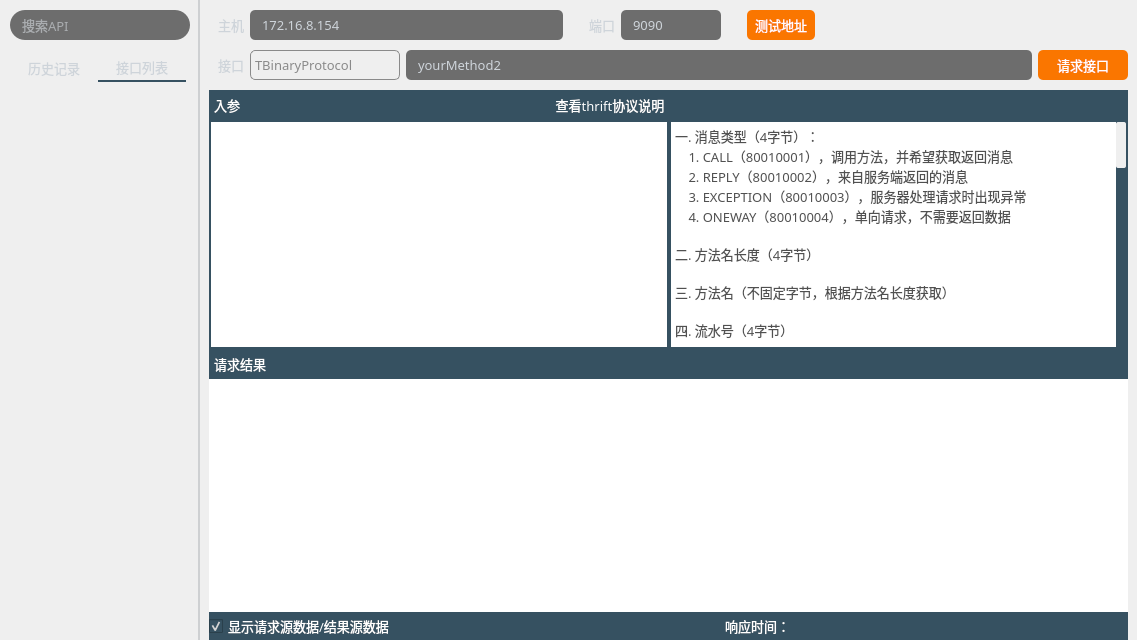
First picture: the form in thriftwidget.ui, repository HuaGouFdog/Fdog-Kit, before the edit.
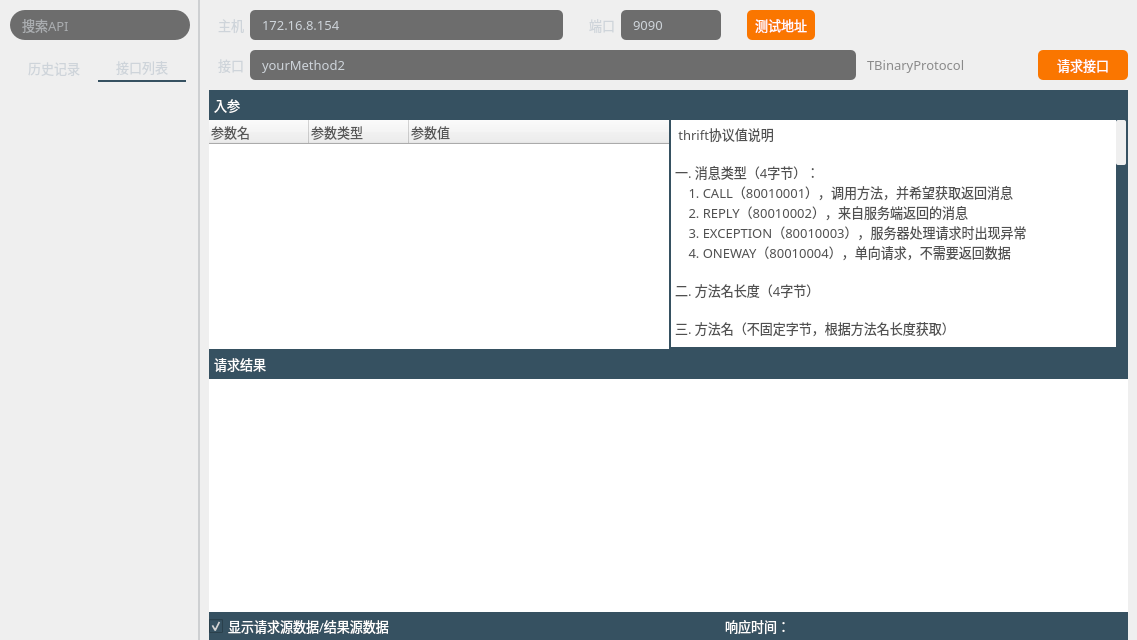
Second picture: the form after the edit. Icons and pictures are not drawn.

Patch:
```diff
--- a/thriftwidget.ui
+++ b/thriftwidget.ui
@@ -663,6 +663,40 @@
            </property>
           </widget>
          </item>
+         <item>
+          <widget class="QLineEdit" name="lineEdit_funcName">
+           <property name="minimumSize">
+            <size>
+             <width>0</width>
+             <height>30</height>
+            </size>
+           </property>
+           <property name="font">
+            <font>
+             <family>OPPOSans B</family>
+             <pointsize>10</pointsize>
+             <stylestrategy>PreferAntialias</stylestrategy>
+            </font>
+           </property>
+           <property name="styleSheet">
+            <string notr="true">QLineEdit{
+color:#ced4da;
+border-radius: 14px;
+background-color: rgb(25, 25, 25, 155);
+border: 0px solid rgba(255, 255, 255, 0);
+border-radius: 5px;
+padding-left:10px;
+padding-right:10px;
+}</string>
+           </property>
+           <property name="text">
+            <string>yourMethod2</string>
+           </property>
+           <property name="placeholderText">
+            <string>yourMethod2</string>
+           </property>
+          </widget>
+         </item>
          <item>
           <widget class="QComboBox" name="comboBox">
            <property name="minimumSize">
@@ -681,7 +715,7 @@
            <property name="styleSheet">
             <string notr="true">QComboBox{
 	color:#ffffff;
-	border:1px solid #8a8a8a;
+	border:0px solid #8a8a8a;
 	color: rgb(138, 138, 138);
 	border-radius:5px;
 	background:transparent;
@@ -727,38 +761,20 @@
           </widget>
          </item>
          <item>
-          <widget class="QLineEdit" name="lineEdit_funcName">
-           <property name="minimumSize">
+          <spacer name="horizontalSpacer_8">
+           <property name="orientation">
+            <enum>Qt::Horizontal</enum>
+           </property>
+           <property name="sizeType">
+            <enum>QSizePolicy::Fixed</enum>
+           </property>
+           <property name="sizeHint" stdset="0">
             <size>
-             <width>0</width>
-             <height>30</height>
+             <width>20</width>
+             <height>20</height>
             </size>
            </property>
-           <property name="font">
-            <font>
-             <family>OPPOSans B</family>
-             <pointsize>10</pointsize>
-             <stylestrategy>PreferAntialias</stylestrategy>
-            </font>
-           </property>
-           <property name="styleSheet">
-            <string notr="true">QLineEdit{
-color:#ced4da;
-border-radius: 14px;
-background-color: rgb(25, 25, 25, 155);
-border: 0px solid rgba(255, 255, 255, 0);
-border-radius: 5px;
-padding-left:10px;
-padding-right:10px;
-}</string>
-           </property>
-           <property name="text">
-            <string>yourMethod2</string>
-           </property>
-           <property name="placeholderText">
-            <string>yourMethod2</string>
-           </property>
-          </widget>
+          </spacer>
          </item>
          <item>
           <widget class="QToolButton" name="toolButton">
@@ -942,8 +958,14 @@
                   <widget class="QToolButton" name="toolButton_show_thrift_info">
                    <property name="minimumSize">
                     <size>
-                     <width>0</width>
-                     <height>0</height>
+                     <width>30</width>
+                     <height>30</height>
+                    </size>
+                   </property>
+                   <property name="maximumSize">
+                    <size>
+                     <width>30</width>
+                     <height>30</height>
                     </size>
                    </property>
                    <property name="font">
@@ -971,7 +993,20 @@
 }</string>
                    </property>
                    <property name="text">
-                    <string>查看thrift协议说明</string>
+                    <string/>
+                   </property>
+                   <property name="icon">
+                    <iconset resource="lib.qrc">
+                     <normaloff>:/lib/wenhao.png</normaloff>:/lib/wenhao.png</iconset>
+                   </property>
+                   <property name="iconSize">
+                    <size>
+                     <width>18</width>
+                     <height>18</height>
+                    </size>
+                   </property>
+                   <property name="toolButtonStyle">
+                    <enum>Qt::ToolButtonTextBesideIcon</enum>
                    </property>
                   </widget>
                  </item>
@@ -1007,6 +1042,56 @@
 	border:2px solid rgb(54, 81, 97);
 	
 	color: rgb(0, 0, 0);
+}
+
+QTreeWidget#treeWidget {
+	border: 0px solid #D3D6DD;
+	outline: none;
+}
+QTreeWidget::item {
+	height: 28px;
+	color: rgb(255, 255, 255);
+	border: 1px;
+	outline: 0px;
+}
+
+QTreeWidget::item:hover {
+	border: 0px;
+	outline: 0px;
+    color: rgb(255, 255, 255);
+	background-color: rgba(209, 209, 209, 20);
+}
+QTreeWidget::item:selected{
+    border: 0px;
+	outline: 0px;
+    color: #45B2FF;
+	background-color: rgba(209, 209, 209, 20);
+}
+QTreeWidget::item:selected:active{
+    border: 0px;
+	outline: 0px;
+    color: #45B2FF;
+}
+ 
+QTreeWidget::item:selected:!active {
+    border: 0px;
+	outline: 0px;
+    color: #45B2FF;
+}
+QTreeWidget::branch {
+	height: 28px;
+	width: 28px;
+}
+QTreeWidget::branch:closed:has-children:!has-siblings,
+QTreeWidget::branch:closed:has-children:has-siblings {
+	border-image: none;
+    image: url(:/lib/tree_close.png);
+}
+ 
+QTreeWidget::branch:open:has-children:!has-siblings,
+QTreeWidget::branch:open:has-children:has-siblings  {
+	border-image: none;
+    image: url(:/lib/tree_open.png);
 }</string>
                 </property>
                 <property name="indentation">
@@ -1022,7 +1107,7 @@
                  <bool>false</bool>
                 </property>
                 <attribute name="headerVisible">
-                 <bool>false</bool>
+                 <bool>true</bool>
                 </attribute>
                 <attribute name="headerDefaultSectionSize">
                  <number>100</number>
@@ -1098,7 +1183,13 @@
                 <property name="minimumSize">
                  <size>
                   <width>0</width>
-                  <height>30</height>
+                  <height>28</height>
+                 </size>
+                </property>
+                <property name="maximumSize">
+                 <size>
+                  <width>16777215</width>
+                  <height>28</height>
                  </size>
                 </property>
                 <layout class="QHBoxLayout" name="horizontalLayout_7">
@@ -1122,13 +1213,13 @@
                    <property name="minimumSize">
                     <size>
                      <width>0</width>
-                     <height>30</height>
+                     <height>28</height>
                     </size>
                    </property>
                    <property name="maximumSize">
                     <size>
                      <width>16777215</width>
-                     <height>30</height>
+                     <height>28</height>
                     </size>
                    </property>
                    <property name="font">
@@ -1180,6 +1271,8 @@
 &lt;html&gt;&lt;head&gt;&lt;meta name=&quot;qrichtext&quot; content=&quot;1&quot; /&gt;&lt;style type=&quot;text/css&quot;&gt;
 p, li { white-space: pre-wrap; }
 &lt;/style&gt;&lt;/head&gt;&lt;body style=&quot; font-family:'OPPOSans B'; font-size:10pt; font-weight:400; font-style:normal;&quot;&gt;
+&lt;p style=&quot; margin-top:0px; margin-bottom:0px; margin-left:0px; margin-right:0px; -qt-block-indent:0; text-indent:0px;&quot;&gt;&lt;span style=&quot; color:#505050;&quot;&gt; thrift协议值说明&lt;/span&gt;&lt;/p&gt;
+&lt;p style=&quot;-qt-paragraph-type:empty; margin-top:0px; margin-bottom:0px; margin-left:0px; margin-right:0px; -qt-block-indent:0; text-indent:0px; color:#505050;&quot;&gt;&lt;br /&gt;&lt;/p&gt;
 &lt;p style=&quot; margin-top:0px; margin-bottom:0px; margin-left:0px; margin-right:0px; -qt-block-indent:0; text-indent:0px;&quot;&gt;&lt;span style=&quot; color:#505050;&quot;&gt;一. 消息类型（4字节）：&lt;/span&gt;&lt;/p&gt;
 &lt;p style=&quot; margin-top:0px; margin-bottom:0px; margin-left:0px; margin-right:0px; -qt-block-indent:0; text-indent:0px;&quot;&gt;&lt;span style=&quot; color:#505050;&quot;&gt;    1. CALL（80010001），调用方法，并希望获取返回消息&lt;/span&gt;&lt;/p&gt;
 &lt;p style=&quot; margin-top:0px; margin-bottom:0px; margin-left:0px; margin-right:0px; -qt-block-indent:0; text-indent:0px;&quot;&gt;&lt;span style=&quot; color:#505050;&quot;&gt;    2. REPLY（80010002），来自服务端返回的消息&lt;/span&gt;&lt;/p&gt;
```
